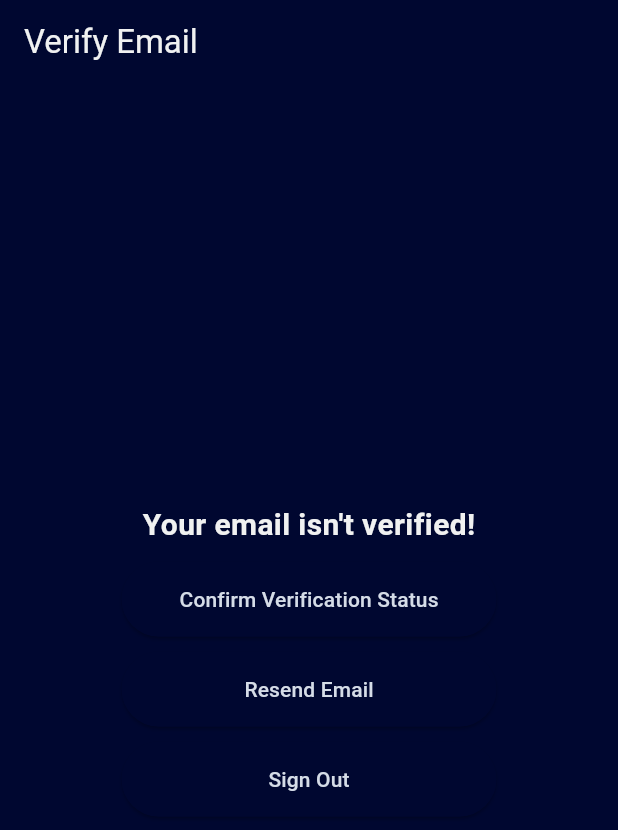
After one commit to WillingDev0812/Blend, a Flutter app: the VerifyPage screen opened directly, after a tap on "Confirm Verification Status", on a phone screen of 412 x 824 dp. The commit adds this screen. Shown: the top 830 px of the screen. Run offline on Flutter 3.47's test engine with Material 3 defaults, Android fonts, the phone set to English and light mode, and no system bars; our stand-ins replace cloud_firestore, curved_navigation_bar, firebase_auth, firebase_core, flex_color_scheme, google_sign_in and 1 more; accounts and stored records are empty; network calls fail.

Commit message:
Added email verification

```diff
--- a/blend/analysis_options.yaml
+++ b/blend/analysis_options.yaml
@@ -30,5 +30,6 @@ linter:
     prefer_final_fields: false
     unnecessary_breaks: true
     use_key_in_widget_constructors: false
+    use_build_context_synchronously: false
 # Additional information about this file can be found at
 # https://dart.dev/guides/language/analysis-options
--- a/blend/lib/global_provider.dart
+++ b/blend/lib/global_provider.dart
@@ -225,6 +225,9 @@ class GlobalProvider with ChangeNotifier {
       await db.collection("users").doc(authUser!.uid).set(user);
 
       getAuthUser();
+
+      // send verification email
+      await authUser!.sendEmailVerification();
       return null;
     } on FirebaseAuthException catch (e) {
       return e;
--- a/blend/lib/main.dart
+++ b/blend/lib/main.dart
@@ -1,5 +1,6 @@
 // Import dependencies
 // Flutter
+import 'package:blend/pages/auth/verify.dart';
 import 'package:blend/pages/navPages/analytics/analytics.dart';
 import 'package:blend/pages/navPages/profile/profile.dart';
 import 'package:blend/pages/splash.dart';
@@ -65,6 +66,8 @@ class _MyAppState extends State<MyApp> {
       theme: provider.theme,
       home: (authUser == null)
           ? SplashPage()
+          : (!authUser.emailVerified)
+              ? VerifyPage()
               : Scaffold(
                   extendBody: true,
                   body: PageView(
--- /dev/null
+++ b/blend/lib/pages/auth/verify.dart
@@ -0,0 +1,103 @@
+import 'package:flutter/material.dart';
+import 'package:blend/global_provider.dart';
+import 'package:provider/provider.dart';
+
+class VerifyPage extends StatelessWidget {
+  const VerifyPage({super.key});
+
+  @override
+  Widget build(BuildContext context) {
+    final provider = Provider.of<GlobalProvider>(context);
+
+    return Scaffold(
+      appBar: AppBar(
+        title: Text('Verify Email'),
+      ),
+      body: Center(
+        child: Column(
+          mainAxisAlignment: MainAxisAlignment.center,
+          children: <Widget>[
+            Text('Your email isn\'t verified!', style: TextStyle(fontSize: 20, fontWeight: FontWeight.bold)),
+            SizedBox(height: 10),
+            // I verified my email button
+            ElevatedButton(
+              style: ElevatedButton.styleFrom(
+                minimumSize: Size(250, 50),
+              ),
+              child: Text('Confirm Verification Status'),
+              onPressed: () async {
+                // check if email is verified
+                await provider.auth.currentUser!.reload();
+                if (provider.auth.currentUser!.emailVerified) {
+                  provider.getAuthUser();
+                } else {
+                  // show dialog
+                  showDialog(
+                    context: context,
+                    builder: (BuildContext context) {
+                      return AlertDialog(
+                        title: Text('Email Not Verified'),
+                        content: Text(
+                            'Please check your email for a verification link. Be sure to check your spam folder!'),
+                        actions: <Widget>[
+                          TextButton(
+                            child: Text('OK'),
+                            onPressed: () {
+                              Navigator.of(context).pop();
+                            },
+                          ),
+                        ],
+                      );
+                    },
+                  );
+                }
+              },
+            ),
+            SizedBox(height: 10),
+            ElevatedButton(
+              style: ElevatedButton.styleFrom(
+                minimumSize: Size(250, 50),
+              ),
+              child: Text('Resend Email'),
+              onPressed: () async {
+                // resend email
+                await provider.auth.currentUser!.sendEmailVerification();
+
+                // show dialog
+                showDialog(
+                  context: context,
+                  builder: (BuildContext context) {
+                    return AlertDialog(
+                      title: Text('Email Sent'),
+                      content: Text(
+                          'Please check your email for a verification link. Be sure to check your spam folder!'),
+                      actions: <Widget>[
+                        TextButton(
+                          child: Text('OK'),
+                          onPressed: () {
+                            Navigator.of(context).pop();
+                          },
+                        ),
+                      ],
+                    );
+                  },
+                );
+              },
+            ),
+            SizedBox(height: 10),
+            // sign out button
+            ElevatedButton(
+              style: ElevatedButton.styleFrom(
+                minimumSize: Size(250, 50),
+              ),
+              child: Text('Sign Out'),
+              onPressed: () async {
+                provider.signOut();
+              },
+            ),
+          ],
+        ),
+      ),
+    );
+  }
+}
--- a/blend/lib/pages/navPages/profile/profile.dart
+++ b/blend/lib/pages/navPages/profile/profile.dart
@@ -17,8 +17,8 @@ class _ProfilePageState extends State<ProfilePage> {
     @override
     void didChangeDependencies() {
       super.didChangeDependencies();
+      print("HEREEEE");
       provider.getAuthUser();
-      print("HEREEEE");
     }
 
     return Container(
@@ -60,7 +60,7 @@ class _ProfilePageState extends State<ProfilePage> {
                               SizedBox(
                                 width: MediaQuery.of(context).size.width - 210,
                                 child: Text(
-                                  _blendUser.personalWorkspace!.name ?? "",
+                                  _blendUser.personalWorkspace?.name ?? "",
                                   style: TextStyle(
                                     color: Colors.white,
                                     fontSize: 22,
--- a/blend/lib/router/router.dart
+++ b/blend/lib/router/router.dart
@@ -1,3 +1,4 @@
+import 'package:blend/pages/auth/verify.dart';
 import 'package:blend/pages/splash.dart';
 import 'package:flutter/material.dart';
 import 'routing_constants.dart';
@@ -17,11 +18,17 @@ Route<dynamic> generateRoute(RouteSettings settings) {
   print("CURRENT USER: $authUser");
 
   if (authUser != null) {
+    if (authUser.emailVerified == false) {
+      print("VERIFY YO EMAIL");
+      return MaterialPageRoute(builder: (context) => VerifyPage());
+    } else {
+      print("Oh cool, yo email is verified! :))))))");
       switch (settings.name) {
         case HomeRoute:
           return MaterialPageRoute(builder: (context) => HomePage());
         case PostingPlatformsRoute:
-        return MaterialPageRoute(builder: (context) => PostingPlatformsPage());
+          return MaterialPageRoute(
+              builder: (context) => PostingPlatformsPage());
         case PostingCaptionRoute:
           return MaterialPageRoute(builder: (context) => PostingCaptionPage());
         case PostingMediaRoute:
@@ -29,7 +36,9 @@ Route<dynamic> generateRoute(RouteSettings settings) {
         default:
           return MaterialPageRoute(builder: (context) => UndefinedPage());
       }
+    }
   } else {
+    print("image not being logged in. loser");
     switch (settings.name) {
       case LoginRoute:
         return MaterialPageRoute(builder: (context) => LoginPage());
```
Lines whose indentation alone changed are shown as unchanged.
